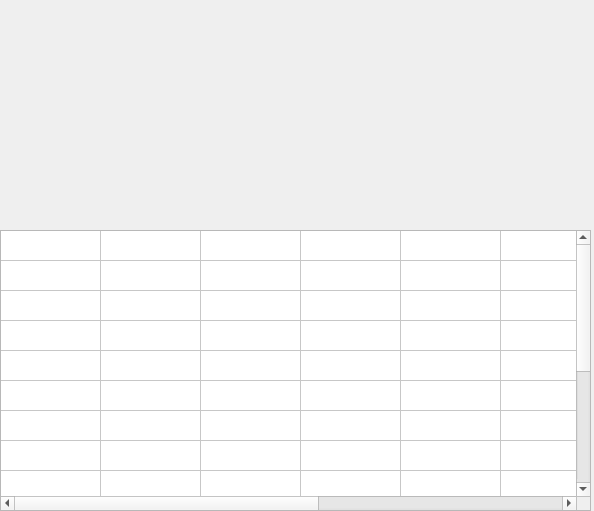
dblossom-marist/PerfMon, file gui/main.ui: the form before one commit.
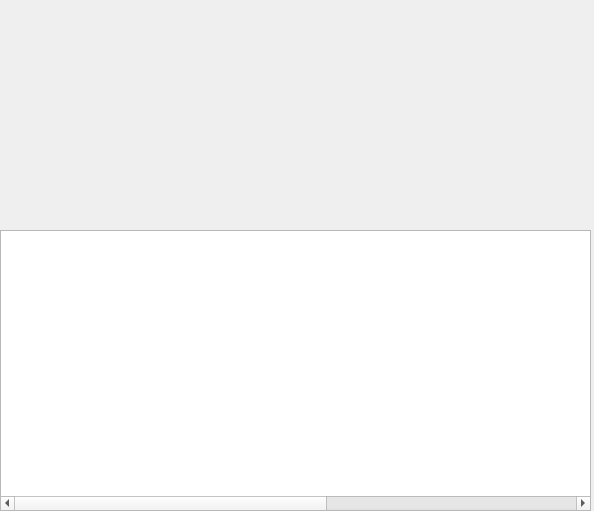
The form after the commit.

Commit message: can put processes into table - GEFN

```diff
--- a/gui/main.ui
+++ b/gui/main.ui
@@ -26,7 +26,7 @@
     <enum>QAbstractScrollArea::AdjustToContents</enum>
    </property>
    <property name="rowCount">
-    <number>15</number>
+    <number>0</number>
    </property>
    <property name="columnCount">
     <number>9</number>
@@ -37,21 +37,6 @@
    <attribute name="verticalHeaderVisible">
     <bool>false</bool>
    </attribute>
-   <row/>
-   <row/>
-   <row/>
-   <row/>
-   <row/>
-   <row/>
-   <row/>
-   <row/>
-   <row/>
-   <row/>
-   <row/>
-   <row/>
-   <row/>
-   <row/>
-   <row/>
    <column/>
    <column/>
    <column/>
```
The commit also changes 1 other file.
